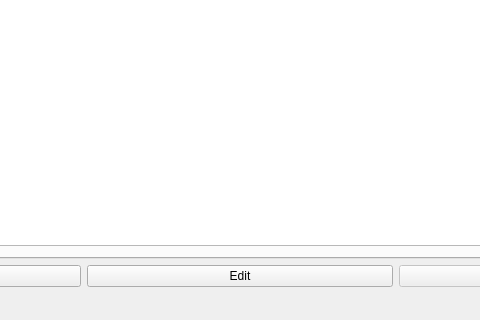
Before: the Qt Designer form vika3/Vika3/mainwindow.ui in BeanBean-Nyah/T113-VLN, drawn with Qt 5; both pictures show x 235 to 715 and y 480 to 800 of the 950 by 800 pixel window.
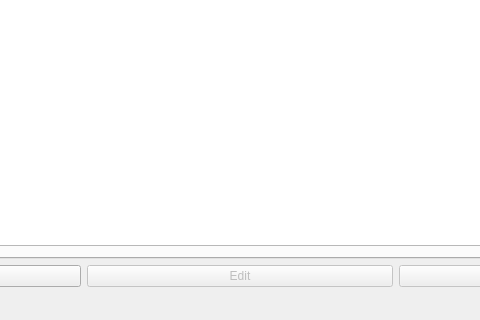
After: the same form once the commit is applied.

```diff
--- a/vika3/Vika3/mainwindow.ui
+++ b/vika3/Vika3/mainwindow.ui
@@ -12,8 +12,8 @@
   </property>
   <property name="minimumSize">
    <size>
-    <width>950</width>
-    <height>800</height>
+    <width>500</width>
+    <height>500</height>
    </size>
   </property>
   <property name="windowTitle">
@@ -202,6 +202,9 @@
       </item>
       <item>
        <widget class="QPushButton" name="btnEdit">
+        <property name="enabled">
+         <bool>false</bool>
+        </property>
         <property name="text">
          <string>Edit</string>
         </property>
```
Left out of the diff: 2 changed lines with no effect on the pictures.
